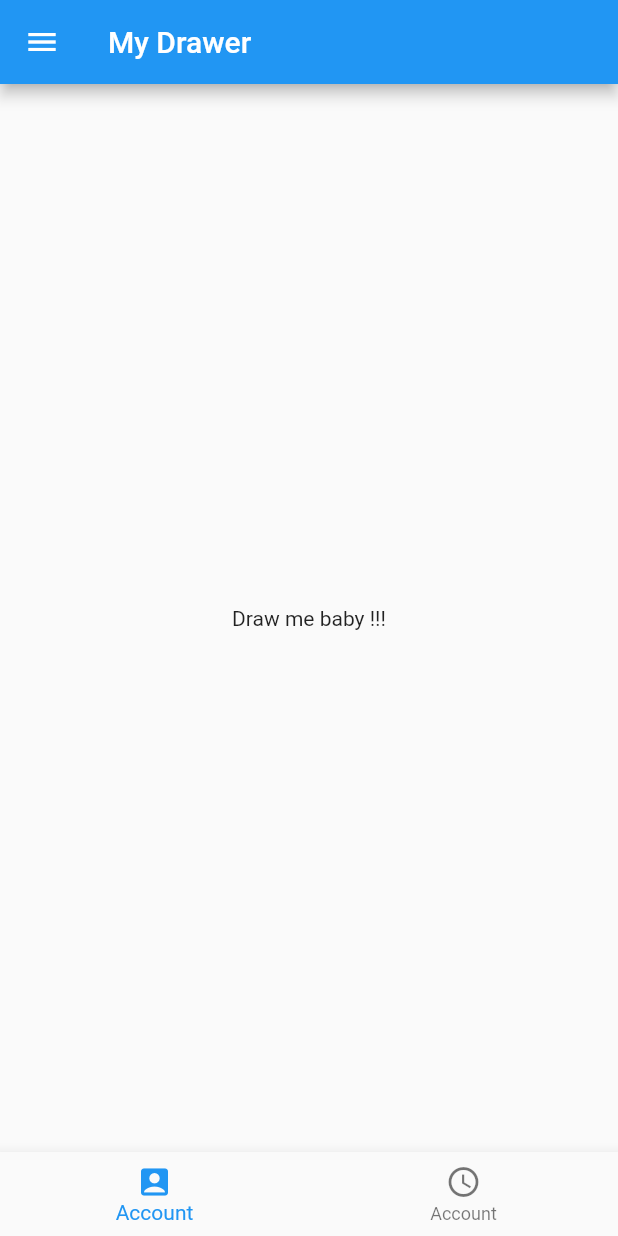
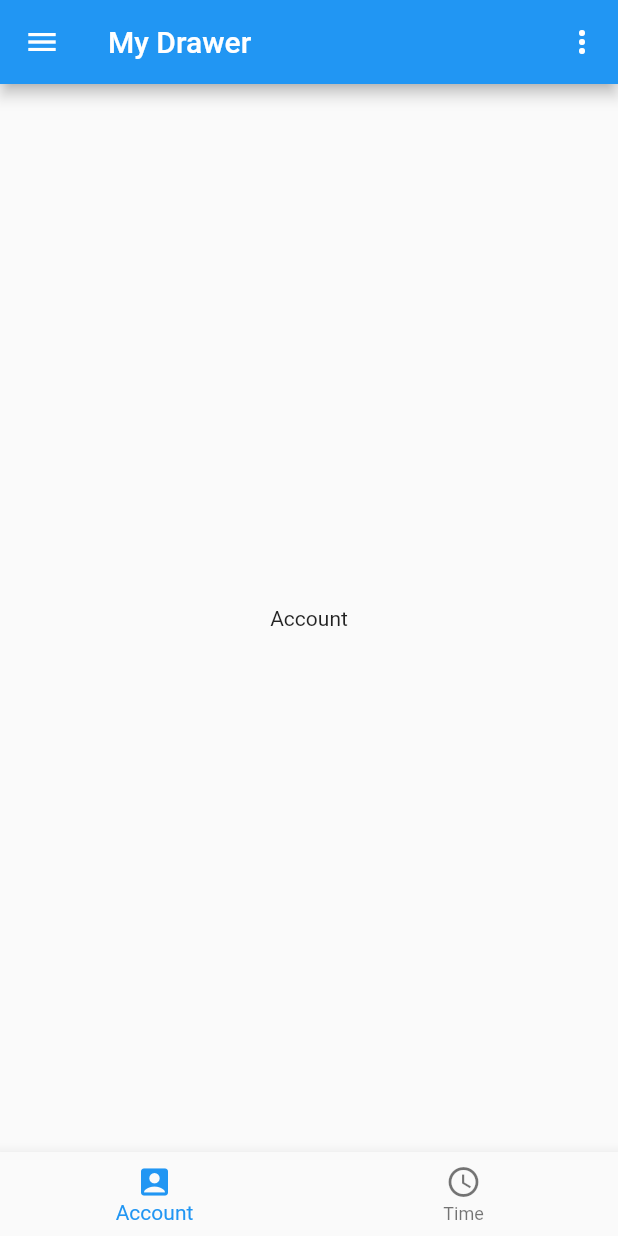
Before and after one commit to CowsWasTaken/flutter-test-project, a Flutter app: the screen it shows after launch, on a phone screen of 412 x 824 dp. Run offline on Flutter 3.47's test engine with Material 2 defaults, Android fonts, the phone set to English and light mode, and no system bars; our stand-ins replace random_string.

Commit message:
added popupmenu

```diff
--- a/lib/main.dart
+++ b/lib/main.dart
@@ -1,5 +1,3 @@
-import 'dart:math';
-
 import 'package:flutter/material.dart';
 import 'package:url_launcher/url_launcher.dart';
 
@@ -8,14 +6,11 @@ void main() => runApp(const MyApp());
 class MyApp extends StatelessWidget {
   const MyApp({super.key});
 
-
   @override
   Widget build(BuildContext context) {
     return MaterialApp(title: "Superhero App", home: DrawerExample());
     // MyExampleSnackbar());
   }
-
-
 }
 
 class DrawerExample extends StatefulWidget {
@@ -23,11 +18,9 @@ class DrawerExample extends StatefulWidget {
 
   @override
   State<StatefulWidget> createState() => _DrawerExampleState();
-
 }
 
-class _DrawerExampleState extends State<DrawerExample> with RestorationMixin{
-
+class _DrawerExampleState extends State<DrawerExample> with RestorationMixin {
   final RestorableInt _currentIndex = RestorableInt(0);
 
   @override
@@ -36,26 +29,46 @@ class _DrawerExampleState extends State<DrawerExample> with RestorationMixin{
   }
 
   createDrawerExample() {
+    var bottomNavBarItems = [
+      BottomNavigationBarItem(icon: Icon(Icons.account_box), label: "Account"),
+      BottomNavigationBarItem(icon: Icon(Icons.access_time), label: "Time"),
+    ];
     return Scaffold(
       appBar: AppBar(
         title: const Text("My Drawer"),
+        actions: [
+          PopupMenuButton(
+            onSelected: (value) => print(value),
+              itemBuilder: (context) => <PopupMenuEntry<String>>[
+                    const PopupMenuItem(
+                      value: "Teilen",
+                      child: ListTile(
+                        title: Text("Teilen"),
+                        leading: Icon(Icons.share),
                       ),
-        body: const Center(
-          child: Text("Draw me baby !!!"),
+                    ),
+                    const PopupMenuDivider(),
+                    const PopupMenuItem(
+                      value: "Logout",
+                      child: ListTile(
+                        title: Text("Logout"),
+                        leading: Icon(Icons.logout),
+                      ),
+                    ),
+                  ])
+        ],
+      ),
+      body: Center(
+        child: _BottomNavBarView(
+          key: UniqueKey(),
+          bottomNavigationBarItem: bottomNavBarItems[_currentIndex.value],
+        ),
       ),
       drawer: Drawer(
         child: buildDrawerElements(),
       ),
-      bottomNavigationBar:
-      BottomNavigationBar(
-        items: const [
-          BottomNavigationBarItem(
-              icon: Icon(Icons.account_box), label: "Account"
-          ),
-          BottomNavigationBarItem(
-              icon: Icon(Icons.access_time), label: "Account"
-          ),
-        ],
+      bottomNavigationBar: BottomNavigationBar(
+        items: bottomNavBarItems,
         currentIndex: _currentIndex.value,
         onTap: (index) {
           setState(() {
@@ -109,7 +122,18 @@ class _DrawerExampleState extends State<DrawerExample> with RestorationMixin{
   }
 }
 
+class _BottomNavBarView extends StatelessWidget {
+  const _BottomNavBarView({Key? key, required this.bottomNavigationBarItem})
+      : super(key: key);
 
+  final BottomNavigationBarItem bottomNavigationBarItem;
+
+  @override
+  Widget build(BuildContext context) {
+    var displayText = bottomNavigationBarItem.label ?? 'No Content Provided';
+    return Text(displayText);
+  }
+}
 
 class MyButton extends StatelessWidget {
   int counter;
```
Lines whose indentation alone changed are shown as unchanged.
